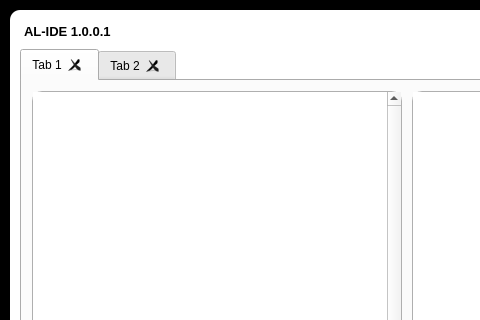
The window that visualizationSrc/qtUI/mainInterFace.ui (NWYLZW/A-Language-IDE) describes before a commit, drawn with Qt 5; both pictures show x 0 to 480 and y 0 to 320 of the 1200 by 740 pixel window.
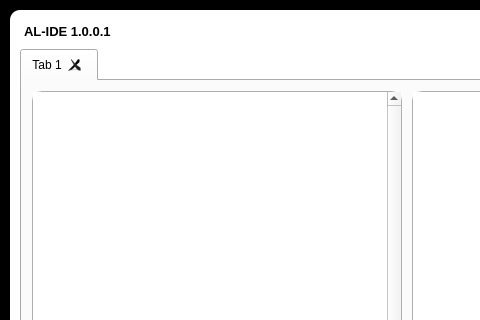
The same window after the commit. Icons and pictures are not drawn.

Diff of the .ui file:
```diff
--- a/visualizationSrc/qtUI/mainInterFace.ui
+++ b/visualizationSrc/qtUI/mainInterFace.ui
@@ -487,11 +487,6 @@
          </layout>
         </widget>
        </widget>
-       <widget class="QWidget" name="CardMakeTab">
-        <attribute name="title">
-         <string>Tab 2</string>
-        </attribute>
-       </widget>
       </widget>
      </item>
     </layout>
```
